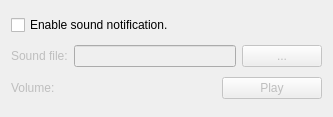
Above: ui/soundnotificationwidget.ui from sinis/MakeRT before the change. Below: the same form after it.
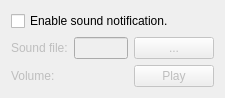
That is the form after the change. Custom widgets are drawn as their Qt base class.

The edit to the form file:
```diff
--- a/ui/soundnotificationwidget.ui
+++ b/ui/soundnotificationwidget.ui
@@ -6,8 +6,8 @@
    <rect>
     <x>0</x>
     <y>0</y>
-    <width>333</width>
-    <height>117</height>
+    <width>225</width>
+    <height>93</height>
    </rect>
   </property>
   <property name="windowTitle">
@@ -86,6 +86,19 @@
      </item>
     </layout>
    </item>
+   <item row="3" column="0">
+    <spacer name="verticalSpacer">
+     <property name="orientation">
+      <enum>Qt::Vertical</enum>
+     </property>
+     <property name="sizeHint" stdset="0">
+      <size>
+       <width>20</width>
+       <height>0</height>
+      </size>
+     </property>
+    </spacer>
+   </item>
   </layout>
  </widget>
  <customwidgets>
```
Left out of the diff: 2 changed lines with no effect on the pictures.
